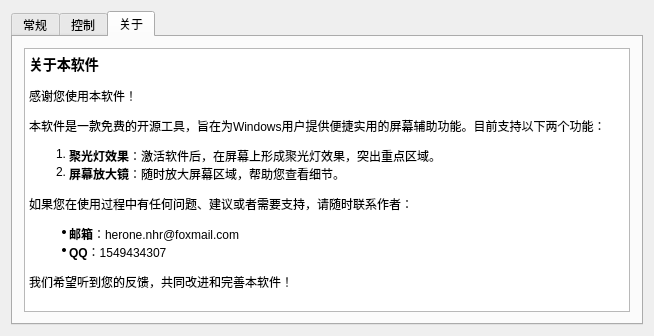
Before: the Qt Designer form MainWindow.ui in ninghairong/Spotlight, drawn with Qt 5.
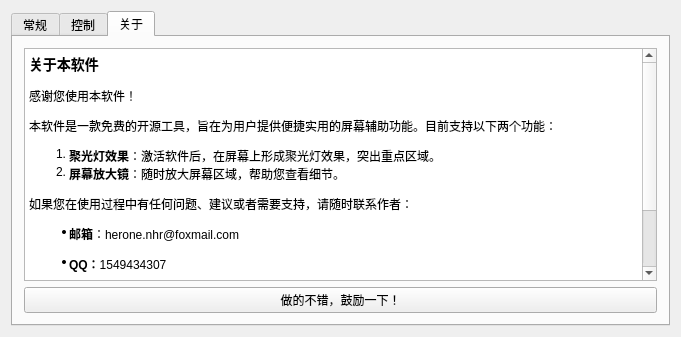
After: the same form once the commit is applied. The open tabs and pages were chosen to show the change. Icons and pictures are not drawn. Custom widgets are drawn as their Qt base class.

```diff
--- a/MainWindow.ui
+++ b/MainWindow.ui
@@ -6,8 +6,8 @@
    <rect>
     <x>0</x>
     <y>0</y>
-    <width>654</width>
-    <height>336</height>
+    <width>681</width>
+    <height>337</height>
    </rect>
   </property>
   <property name="windowTitle">
@@ -442,7 +442,7 @@
       <attribute name="title">
        <string>关于</string>
       </attribute>
-      <layout class="QHBoxLayout" name="horizontalLayout_12">
+      <layout class="QVBoxLayout" name="verticalLayout_5">
        <item>
         <widget class="QTextBrowser" name="textBrowser">
          <property name="html">
@@ -452,13 +452,25 @@
 &lt;/style&gt;&lt;/head&gt;&lt;body style=&quot; font-family:'SimSun'; font-size:9pt; font-weight:400; font-style:normal;&quot;&gt;
 &lt;h3 style=&quot; margin-top:14px; margin-bottom:12px; margin-left:0px; margin-right:0px; -qt-block-indent:0; text-indent:0px;&quot;&gt;&lt;span style=&quot; font-size:large; font-weight:600;&quot;&gt;关于本软件&lt;/span&gt;&lt;/h3&gt;
 &lt;p style=&quot; margin-top:12px; margin-bottom:12px; margin-left:0px; margin-right:0px; -qt-block-indent:0; text-indent:0px;&quot;&gt;感谢您使用本软件！&lt;/p&gt;
-&lt;p style=&quot; margin-top:12px; margin-bottom:12px; margin-left:0px; margin-right:0px; -qt-block-indent:0; text-indent:0px;&quot;&gt;本软件是一款免费的开源工具，旨在为Windows用户提供便捷实用的屏幕辅助功能。目前支持以下两个功能：&lt;/p&gt;
+&lt;p style=&quot; margin-top:12px; margin-bottom:12px; margin-left:0px; margin-right:0px; -qt-block-indent:0; text-indent:0px;&quot;&gt;本软件是一款免费的开源工具，旨在为用户提供便捷实用的屏幕辅助功能。目前支持以下两个功能：&lt;/p&gt;
 &lt;ol style=&quot;margin-top: 0px; margin-bottom: 0px; margin-left: 0px; margin-right: 0px; -qt-list-indent: 1;&quot;&gt;&lt;li style=&quot;&quot; style=&quot; margin-top:12px; margin-bottom:0px; margin-left:0px; margin-right:0px; -qt-block-indent:0; text-indent:0px;&quot;&gt;&lt;span style=&quot; font-weight:600;&quot;&gt;聚光灯效果&lt;/span&gt;：激活软件后，在屏幕上形成聚光灯效果，突出重点区域。&lt;/li&gt;
 &lt;li style=&quot;&quot; style=&quot; margin-top:0px; margin-bottom:12px; margin-left:0px; margin-right:0px; -qt-block-indent:0; text-indent:0px;&quot;&gt;&lt;span style=&quot; font-weight:600;&quot;&gt;屏幕放大镜&lt;/span&gt;：随时放大屏幕区域，帮助您查看细节。&lt;/li&gt;&lt;/ol&gt;
 &lt;p style=&quot; margin-top:12px; margin-bottom:12px; margin-left:0px; margin-right:0px; -qt-block-indent:0; text-indent:0px;&quot;&gt;如果您在使用过程中有任何问题、建议或者需要支持，请随时联系作者：&lt;/p&gt;
 &lt;ul style=&quot;margin-top: 0px; margin-bottom: 0px; margin-left: 0px; margin-right: 0px; -qt-list-indent: 1;&quot;&gt;&lt;li style=&quot;&quot; style=&quot; margin-top:12px; margin-bottom:0px; margin-left:0px; margin-right:0px; -qt-block-indent:0; text-indent:0px;&quot;&gt;&lt;span style=&quot; font-weight:600;&quot;&gt;邮箱&lt;/span&gt;：herone.nhr@foxmail.com&lt;/li&gt;
-&lt;li style=&quot;&quot; style=&quot; margin-top:0px; margin-bottom:12px; margin-left:0px; margin-right:0px; -qt-block-indent:0; text-indent:0px;&quot;&gt;&lt;span style=&quot; font-weight:600;&quot;&gt;QQ&lt;/span&gt;：1549434307&lt;/li&gt;&lt;/ul&gt;
+&lt;li style=&quot;&quot; style=&quot; margin-top:12px; margin-bottom:0px; margin-left:0px; margin-right:0px; -qt-block-indent:0; text-indent:0px;&quot;&gt;&lt;span style=&quot; font-weight:600;&quot;&gt;QQ：&lt;/span&gt;1549434307&lt;/li&gt;
+&lt;li style=&quot;&quot; style=&quot; margin-top:12px; margin-bottom:0px; margin-left:0px; margin-right:0px; -qt-block-indent:0; text-indent:0px;&quot;&gt;&lt;span style=&quot; font-weight:600;&quot;&gt;Github：&lt;/span&gt;&lt;a href=&quot;https://github.com/ninghairong/Spotlight/issues&quot;&gt;&lt;span style=&quot; text-decoration: underline; color:#0000ff;&quot;&gt;Issues·Spotlight&lt;/span&gt;&lt;/a&gt;&lt;/li&gt;
+&lt;li style=&quot;&quot; style=&quot; margin-top:12px; margin-bottom:0px; margin-left:0px; margin-right:0px; -qt-block-indent:0; text-indent:0px;&quot;&gt;&lt;span style=&quot; font-weight:600;&quot;&gt;Gitee：&lt;/span&gt;&lt;a href=&quot;https://gitee.com/nhr1013/Spotlight/issues&quot;&gt;&lt;span style=&quot; text-decoration: underline; color:#0000ff;&quot;&gt;Issues·Spotlight - Gitee&lt;/span&gt;&lt;/a&gt;&lt;/li&gt;&lt;/ul&gt;
 &lt;p style=&quot; margin-top:12px; margin-bottom:12px; margin-left:0px; margin-right:0px; -qt-block-indent:0; text-indent:0px;&quot;&gt;我们希望听到您的反馈，共同改进和完善本软件！&lt;/p&gt;&lt;/body&gt;&lt;/html&gt;</string>
+         </property>
+         <property name="openExternalLinks">
+          <bool>true</bool>
+         </property>
+        </widget>
+       </item>
+       <item>
+        <widget class="QPushButton" name="pushButton">
+         <property name="text">
+          <string>做的不错，鼓励一下！</string>
          </property>
         </widget>
        </item>
```
